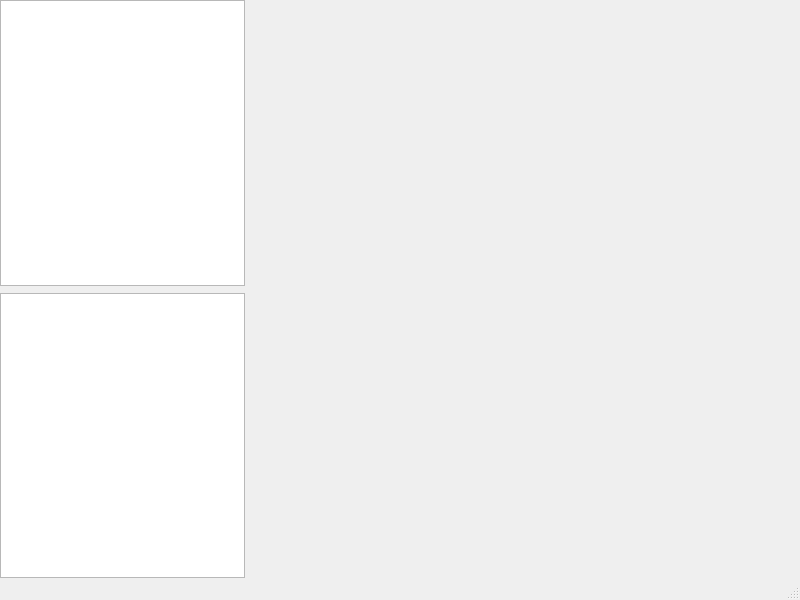
First picture: the form in srcs/GUI/mainwindow.ui, repository El-Draco/ChemSimulator, before the edit.
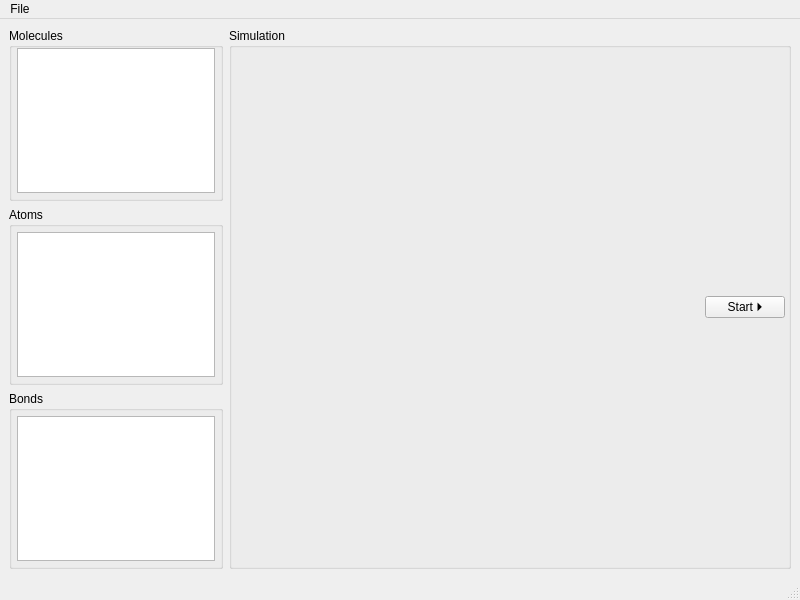
Second picture: the form after the edit.

Commit message: made ui look nicer

Patch:
```diff
--- a/srcs/GUI/mainwindow.ui
+++ b/srcs/GUI/mainwindow.ui
@@ -13,23 +13,11 @@
   <property name="windowTitle">
    <string>MainWindow</string>
   </property>
+  <property name="autoFillBackground">
+   <bool>true</bool>
+  </property>
   <widget class="QWidget" name="centralwidget">
    <layout class="QHBoxLayout" name="horizontalLayout">
-    <property name="spacing">
-     <number>5</number>
-    </property>
-    <property name="leftMargin">
-     <number>0</number>
-    </property>
-    <property name="topMargin">
-     <number>0</number>
-    </property>
-    <property name="rightMargin">
-     <number>0</number>
-    </property>
-    <property name="bottomMargin">
-     <number>0</number>
-    </property>
     <item>
      <widget class="QWidget" name="widget" native="true">
       <property name="maximumSize">
@@ -39,9 +27,6 @@
        </size>
       </property>
       <layout class="QVBoxLayout" name="verticalLayout">
-       <property name="spacing">
-        <number>7</number>
-       </property>
        <property name="leftMargin">
         <number>0</number>
        </property>
@@ -55,38 +40,169 @@
         <number>0</number>
        </property>
        <item>
-        <widget class="QListView" name="listView"/>
+        <widget class="QGroupBox" name="groupBox">
+         <property name="title">
+          <string>Molecules</string>
+         </property>
+         <layout class="QVBoxLayout" name="verticalLayout_3">
+          <property name="leftMargin">
+           <number>5</number>
+          </property>
+          <property name="topMargin">
+           <number>0</number>
+          </property>
+          <property name="rightMargin">
+           <number>5</number>
+          </property>
+          <property name="bottomMargin">
+           <number>5</number>
+          </property>
+          <item>
+           <widget class="QListView" name="listView"/>
+          </item>
+         </layout>
+        </widget>
        </item>
        <item>
-        <widget class="QTableView" name="tableView"/>
+        <widget class="QGroupBox" name="groupBox_2">
+         <property name="title">
+          <string>Atoms</string>
+         </property>
+         <layout class="QVBoxLayout" name="verticalLayout_4">
+          <property name="leftMargin">
+           <number>5</number>
+          </property>
+          <property name="topMargin">
+           <number>5</number>
+          </property>
+          <property name="rightMargin">
+           <number>5</number>
+          </property>
+          <property name="bottomMargin">
+           <number>5</number>
+          </property>
+          <item>
+           <widget class="QTableView" name="tableView"/>
+          </item>
+         </layout>
+        </widget>
+       </item>
+       <item>
+        <widget class="QGroupBox" name="groupBox_3">
+         <property name="title">
+          <string>Bonds</string>
+         </property>
+         <layout class="QVBoxLayout" name="verticalLayout_5">
+          <property name="leftMargin">
+           <number>5</number>
+          </property>
+          <property name="topMargin">
+           <number>5</number>
+          </property>
+          <property name="rightMargin">
+           <number>5</number>
+          </property>
+          <property name="bottomMargin">
+           <number>5</number>
+          </property>
+          <item>
+           <widget class="QTableView" name="tableView_2"/>
+          </item>
+         </layout>
+        </widget>
        </item>
       </layout>
      </widget>
     </item>
     <item>
-     <widget class="QWidget" name="graphicsWidget" native="true">
-      <property name="minimumSize">
-       <size>
-        <width>550</width>
-        <height>0</height>
-       </size>
+     <widget class="QGroupBox" name="groupBox_4">
+      <property name="title">
+       <string>Simulation</string>
       </property>
-      <layout class="QVBoxLayout" name="verticalLayout_2">
-       <property name="spacing">
-        <number>0</number>
-       </property>
+      <layout class="QVBoxLayout" name="verticalLayout_6">
        <property name="leftMargin">
-        <number>0</number>
+        <number>3</number>
        </property>
        <property name="topMargin">
-        <number>0</number>
+        <number>3</number>
        </property>
        <property name="rightMargin">
-        <number>0</number>
+        <number>3</number>
        </property>
        <property name="bottomMargin">
-        <number>0</number>
+        <number>3</number>
        </property>
+       <item>
+        <widget class="QWidget" name="graphicsWidget" native="true">
+         <property name="minimumSize">
+          <size>
+           <width>550</width>
+           <height>0</height>
+          </size>
+         </property>
+         <layout class="QVBoxLayout" name="verticalLayout_2">
+          <property name="spacing">
+           <number>5</number>
+          </property>
+          <property name="leftMargin">
+           <number>0</number>
+          </property>
+          <property name="topMargin">
+           <number>0</number>
+          </property>
+          <property name="rightMargin">
+           <number>0</number>
+          </property>
+          <property name="bottomMargin">
+           <number>0</number>
+          </property>
+          <item>
+           <widget class="QWidget" name="controlsWidget" native="true">
+            <property name="sizePolicy">
+             <sizepolicy hsizetype="Preferred" vsizetype="Preferred">
+              <horstretch>0</horstretch>
+              <verstretch>0</verstretch>
+             </sizepolicy>
+            </property>
+            <layout class="QHBoxLayout" name="horizontalLayout_2">
+             <property name="leftMargin">
+              <number>0</number>
+             </property>
+             <property name="topMargin">
+              <number>0</number>
+             </property>
+             <property name="rightMargin">
+              <number>0</number>
+             </property>
+             <property name="bottomMargin">
+              <number>0</number>
+             </property>
+             <item>
+              <spacer name="horizontalSpacer">
+               <property name="orientation">
+                <enum>Qt::Horizontal</enum>
+               </property>
+               <property name="sizeHint" stdset="0">
+                <size>
+                 <width>460</width>
+                 <height>20</height>
+                </size>
+               </property>
+              </spacer>
+             </item>
+             <item>
+              <widget class="QPushButton" name="pushButton">
+               <property name="text">
+                <string>Start ⏵</string>
+               </property>
+              </widget>
+             </item>
+            </layout>
+           </widget>
+          </item>
+         </layout>
+        </widget>
+       </item>
       </layout>
      </widget>
     </item>
@@ -101,6 +217,18 @@
      <height>21</height>
     </rect>
    </property>
+   <property name="autoFillBackground">
+    <bool>true</bool>
+   </property>
+   <widget class="QMenu" name="menuFile">
+    <property name="autoFillBackground">
+     <bool>true</bool>
+    </property>
+    <property name="title">
+     <string>File</string>
+    </property>
+   </widget>
+   <addaction name="menuFile"/>
   </widget>
   <widget class="QStatusBar" name="statusbar"/>
  </widget>
```
The commit also changes 2 other files.
